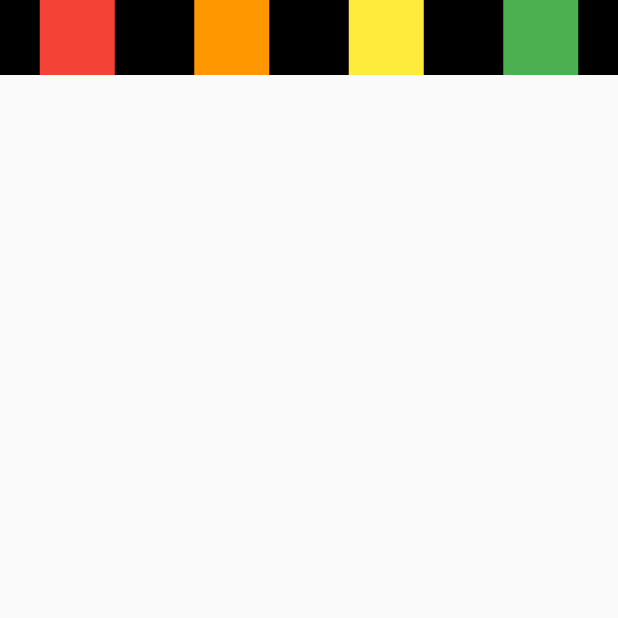
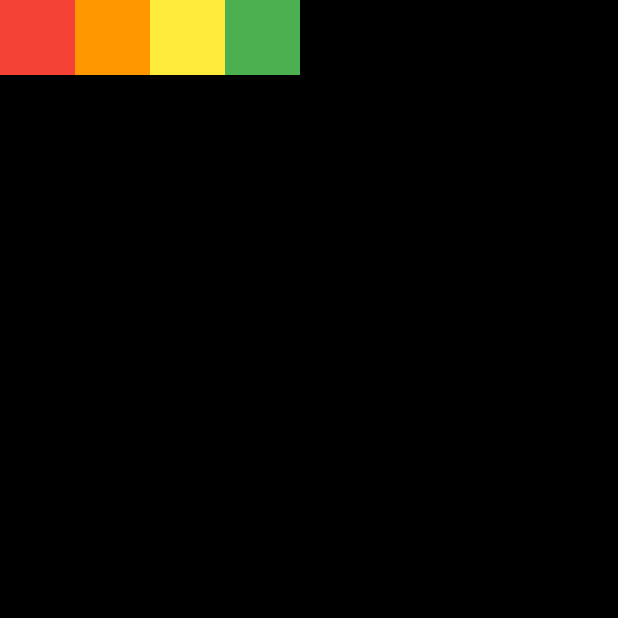
Before and after one commit to jyryuitpro/row_and_column, a Flutter app: the screen it shows after launch, on a phone screen of 412 x 824 dp, the top half of it. Run offline on Flutter 3.47's test engine with Material 2 defaults, Android fonts, the phone set to English and light mode, and no system bars.

Commit message:
CrossAxisAlignment 완전정복

```diff
--- a/lib/screen/home_screen.dart
+++ b/lib/screen/home_screen.dart
@@ -10,6 +10,8 @@ class HomeScreen extends StatelessWidget {
         bottom: false,
         child: Container(
           color: Colors.black,
+          // width: MediaQuery.of(context).size.width,
+          height: MediaQuery.of(context).size.height,
           child: Row(
             // Column
             // MainAxisAlignment - 주측(세로) 정렬
@@ -28,7 +30,22 @@ class HomeScreen extends StatelessWidget {
             // spaceBetween - 위젯과 위젯의 사이가 동일하게 배치된다. (양쪽 위젯의 시작은 끝과 끝에서 시작한다.)
             // spaceEvenly - 위젯을 같은 간격으로 배치하지만 끝과 끝에도 위젯이 아닌 빈 간격으로 시작한다.
             // spaceAround - spaceEvenly + 끝과 끝의 간격은 1/2
-            mainAxisAlignment: MainAxisAlignment.spaceAround,
+            mainAxisAlignment: MainAxisAlignment.start,
+
+            // Column
+            // CrossAxisAlignment - 반대축(가로, 최소한의 사이즈만 차지한다.) 정렬
+            // start - 시작
+            // end - 끝
+            // center - 가운데 (기본값)
+            // stretch - 최대한으로 늘린다.
+
+            // Row
+            // CrossAxisAlignment - 반대축(세로, 최소한의 사이즈만 차지한다.) 정렬
+            // start - 시작
+            // end - 끝
+            // center - 가운데 (기본값)
+            // stretch - 최대한으로 늘린다.
+            crossAxisAlignment: CrossAxisAlignment.start,
             children: [
               Container(
                 color: Colors.red,
```
